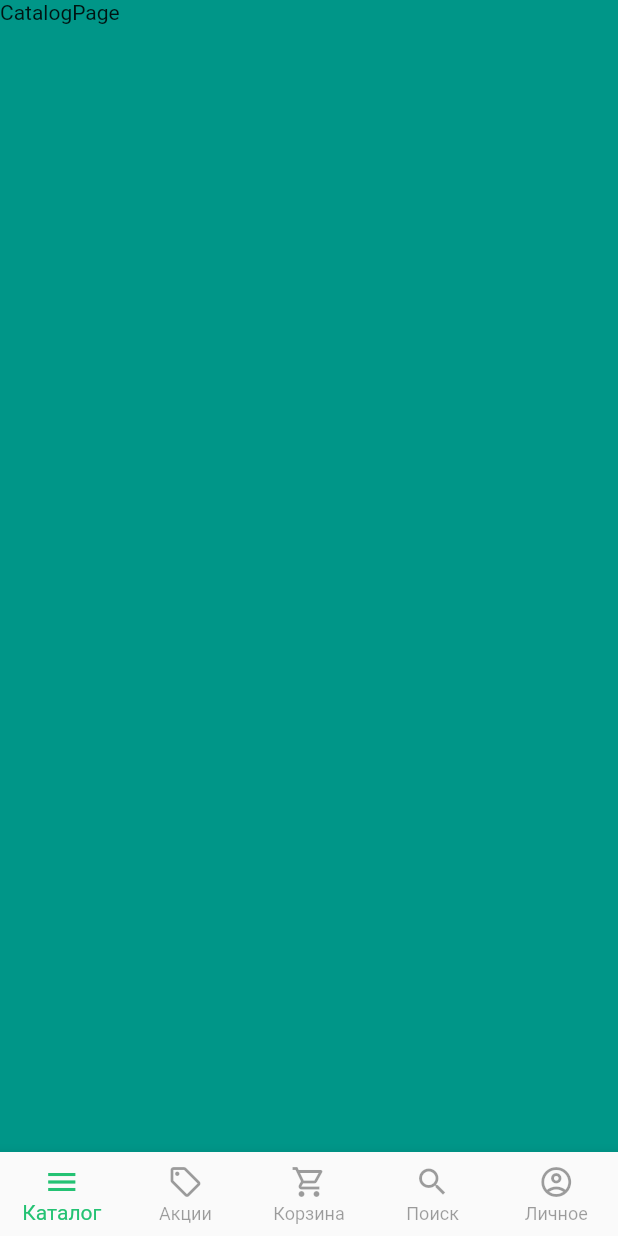
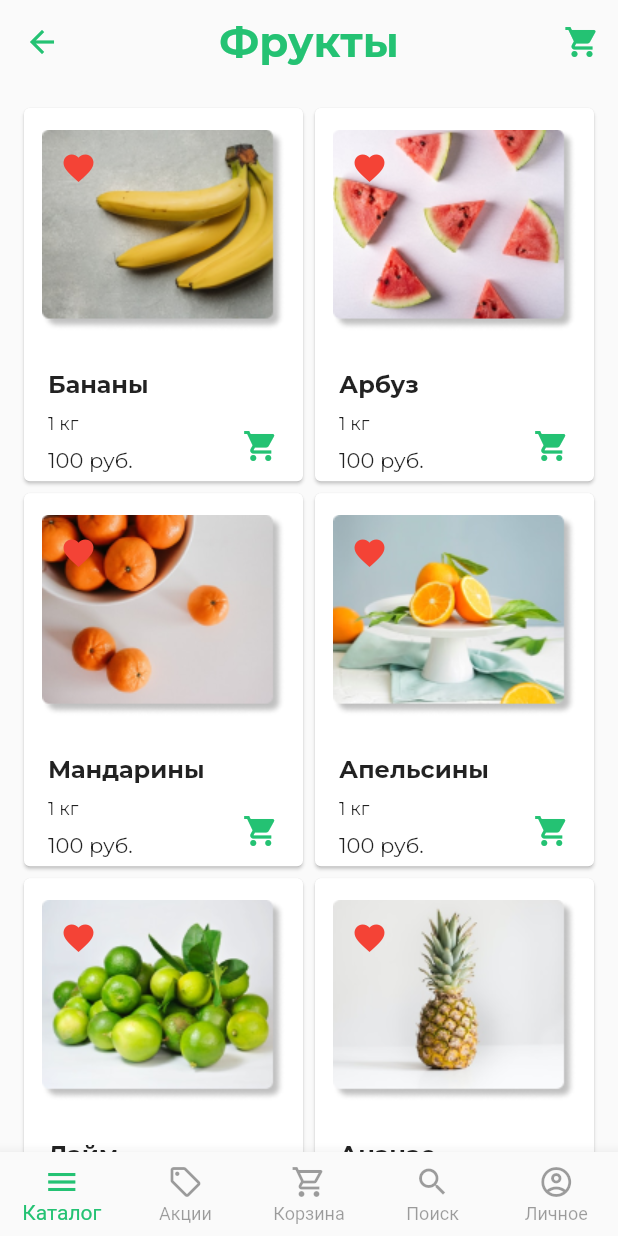
Before and after one commit to kurakin101/zaton, a Flutter app: the screen it shows after launch, on a phone screen of 412 x 824 dp. Run offline on Flutter 3.47's test engine with Material 2 defaults, Android fonts, the phone set to English and light mode, and no system bars; our stand-ins replace flutter_svg, google_fonts, hexcolor.

Commit message:
catalog page refreshed

```diff
--- a/lib/pages/CatalogPage.dart
+++ b/lib/pages/CatalogPage.dart
@@ -1,4 +1,7 @@
 import 'package:flutter/material.dart';
+import 'package:google_fonts/google_fonts.dart';
+import 'package:hexcolor/hexcolor.dart';
+import 'package:zaton/widgets/card_portrait.dart';
 
 class CatalogPage extends StatefulWidget {
 
@@ -16,87 +19,77 @@ class _CatalogPageState extends State<CatalogPage> {
   @override
   Widget build(BuildContext context) {
     return Scaffold(
-      body: Container(
-        color: Colors.teal,
-        width: double.infinity,
-        height: double.infinity,
-        child: Text("CatalogPage"),
+      appBar: AppBar(
+        centerTitle: true,
+        leading: IconButton(
+          icon: Icon(Icons.arrow_back, color: HexColor('#24C273'),),
+          onPressed: () {},
         ),
-    );
-  }
-
-  Widget cardUi(String id, String ownerId, String image, String description, String date,
-      String price, String name, String category) {
-    return Container(
-      margin: EdgeInsets.symmetric(horizontal: 8, vertical: 8),
-      // padding: EdgeInsets.symmetric(horizontal: 16, vertical: 16),
-
-      child: InkWell(
-        // onTap: () => Navigator.push(
-        //   context,
-        //   MaterialPageRoute(
-        //       builder: (context) => detailsPage(
-        //           id, image, description, date, name, price, category, ownerId, context)),
-        // ),
-        child: Container(
-          padding: EdgeInsets.all(8),
-          child: Stack(
-            children: [
-              Align(
-                alignment: Alignment.topCenter,
-                child: Container(
-                  padding: EdgeInsets.only(
-                    bottom: 32,
-                  ),
-                  // child: Neumorphic(
-                  //   style: NeumorphicStyle(
-                  //     intensity: 0,
-                  //     boxShape: NeumorphicBoxShape.roundRect(
-                  //         BorderRadius.circular(12)),
-                  //   ),
-                  //   child: Container(
-                  //     height: double.infinity,
-                  //     width: double.infinity,
-                  //     child: Image.network(image, fit: BoxFit.fill),
-                  //   ),
-                  // ),
+        title: Text(
+          'Фрукты',
+          style: GoogleFonts.montserrat(
+              color: HexColor('#24C273'),
+              fontSize: 28,
+              fontWeight: FontWeight.bold
           ),
         ),
-              Container(
-                // padding: EdgeInsets.symmetric(
-                //   horizontal: 16,
-                // ),
-                child: Align(
-                  alignment: Alignment.bottomCenter,
-                  child: Row(
-                    mainAxisAlignment: MainAxisAlignment.center,
-                    children: [
-                      Expanded(
-                        flex: 3,
-                        child: Text(
-                          name,
-                          style: TextStyle(
-                            fontWeight: FontWeight.w800,
-                            fontSize: 16,
-                          ),
-                        ),
-                      ),
-                      Expanded(
-                        child: Text(
-                          r"$" '$price',
-                          style: TextStyle(
-                            fontWeight: FontWeight.w800,
-                            fontSize: 16,
-                          ),
-                        ),
+        actions: [
+          IconButton(
+            icon: Icon(Icons.shopping_cart, color: HexColor('#24C273'),),
+            onPressed: () {},
           ),
         ],
+        backgroundColor: Colors.transparent,
+        elevation: 0,
       ),
+      body: GridView.count(
+        crossAxisCount: 2,
+        padding: EdgeInsets.all(12.0),
+        childAspectRatio: 6.8 / 9.0,
+        children: <Widget>[
+          cardPortrait(
+            context,
+            'assets/images/banana.png',
+            'Бананы',
+            '1 кг',
+            '100 руб.',
           ),
+          cardPortrait(
+            context,
+            'assets/images/strauberry.png',
+            'Арбуз',
+            '1 кг',
+            '100 руб.',
+          ),
+          cardPortrait(
+            context,
+            'assets/images/mandarin.png',
+            'Мандарины',
+            '1 кг',
+            '100 руб.',
+          ),
+          cardPortrait(
+            context,
+            'assets/images/orange.png',
+            'Апельсины',
+            '1 кг',
+            '100 руб.',
+          ),
+          cardPortrait(
+            context,
+            'assets/images/lime.png',
+            'Лайм',
+            '1 кг',
+            '100 руб.',
+          ),
+          cardPortrait(
+            context,
+            'assets/images/ananas.png',
+            'Ананас',
+            '1 кг',
+            '100 руб.',
           ),
         ],
-          ),
-        ),
       ),
     );
   }
--- a/lib/pages/DiscountPage.dart
+++ b/lib/pages/DiscountPage.dart
@@ -5,7 +5,7 @@ import 'package:zaton/widgets/bodyWidget.dart';
 import 'package:zaton/widgets/card_with_icon.dart';
 import 'package:zaton/widgets/discount_button.dart';
 import 'package:zaton/widgets/list_card_landscape.dart';
-import 'package:zaton/widgets/list_card_portrait.dart';
+import 'package:zaton/widgets/list_card_discount.dart';
 import 'package:zaton/widgets/section_title.dart';
 
 class DiscountPage extends StatefulWidget {
@@ -50,7 +50,7 @@ class _DiscountPageState extends State<DiscountPage> {
         //title of lower section
         sectionTitle('Скидки', '5'),
         //list of portrait cards
-        listCardPortrait([
+        listCardDiscount([
           //portrait card from list
           {
             'imageURL':'assets/images/rectangle.png',
@@ -84,7 +84,7 @@ class _DiscountPageState extends State<DiscountPage> {
         ]),
         sectionTitle('Еда за баллы', '43'),
         //list of portrait cards
-        listCardPortrait([
+        listCardDiscount([
           //portrait card from list
           {
             'imageURL':'assets/images/rectangle.png',
--- a/lib/widgets/card_portrait.dart
+++ b/lib/widgets/card_portrait.dart
@@ -3,48 +3,65 @@ import 'package:google_fonts/google_fonts.dart';
 import 'package:hexcolor/hexcolor.dart';
 
 //big portrait card with image
-Widget cardPortrait(BuildContext context, String imagePath, String title) {
+Widget cardPortrait(BuildContext context, String imageURL, String title, String subtitle, String description,) {
   return GestureDetector(
     onTap: () {
-      //on tap action
+      //js.context.callMethod('open', [link]);
     },
-    child: Padding(
-      padding: const EdgeInsets.symmetric(horizontal: 12.0),
-      child: Container(
-        height: 33,
     child: Card(
-          color: HexColor('#8EDDB5'),
-          elevation: 4,
-          shape: RoundedRectangleBorder(
-            borderRadius: BorderRadius.circular(30.0),
+      child: Stack(
+        children: [
+          Align(
+            alignment: Alignment(0.8, 0.9),
+            child: Icon(Icons.shopping_cart, color: HexColor('#24C273'),),
           ),
-          child: Column(
-            mainAxisAlignment: MainAxisAlignment.end,
+          Column(
           crossAxisAlignment: CrossAxisAlignment.start,
+          children: <Widget>[
+            AspectRatio(
+              aspectRatio: 16.0 / 14.0,
+              child: Stack(
+                alignment: Alignment.center,
                 children: [
-              Padding(
-                padding: const EdgeInsets.all(18.0),
-                child: Text(
-                  title,
-                  style: GoogleFonts.montserrat(
-                    fontWeight: FontWeight.normal,
-                    fontSize: 18,
+                  Image.asset(
+                    imageURL,
+                    alignment: Alignment.center,
                   ),
-                  overflow: TextOverflow.ellipsis,
+                  Align(
+                    alignment: Alignment(-0.7, -0.6),
+                    child: Icon(Icons.favorite, color: Colors.red,),
+                  ),
+                ],
               ),
             ),
-              ClipRRect(
-                borderRadius: BorderRadius.circular(30.0),
-                child: Image.asset(
-                    imagePath,
-                    width: 243,
-                    height: 77,
-                    fit:BoxFit.cover
+            Padding(
+              padding: EdgeInsets.fromLTRB(16.0, 12.0, 16.0, 8.0),
+              child: Column(
+                crossAxisAlignment: CrossAxisAlignment.start,
+                children: <Widget>[
+                  Text(title, style: GoogleFonts.montserrat(
+                    fontWeight: FontWeight.bold,
+                    fontSize: 16,
+                  ),),
+                  SizedBox(height: 8.0),
+                  Text(
+                    subtitle,
+                    style: GoogleFonts.montserrat(
+                      fontSize: 12,
+                    ),
+                  ),
+                  SizedBox(height: 8.0),
+                  Text(
+                    description,
+                    style: GoogleFonts.montserrat(
+                      fontSize: 14,
                     ),
                   ),
                 ],
               ),
             ),
+          ],
+        ),],
       ),
     ),
   );
```
Also changed, not shown: lib/widgets/discount_card.dart (added, +51 -0 lines), lib/widgets/list_card_discount.dart (renamed from lib/widgets/list_card_portrait.dart, +3 -4 lines), assets/images/ananas.png (added), assets/images/banana.png (added), assets/images/lime.png (added), assets/images/mandarin.png (added), assets/images/orange.png (added), assets/images/strauberry.png (added), 2 other files. Lines whose indentation alone changed are shown as unchanged.
